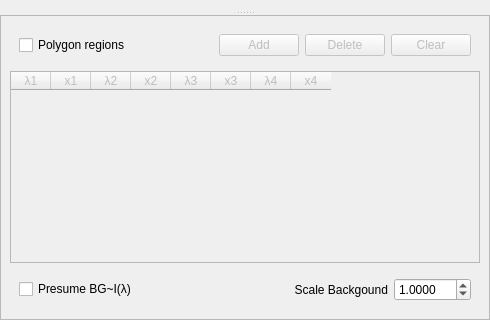
Qt form designer/background_dialog.ui (aglavic/quicknxs) before a commit; both pictures show x 0 to 490 and y 338 to 658 of the 490 by 658 pixel window.
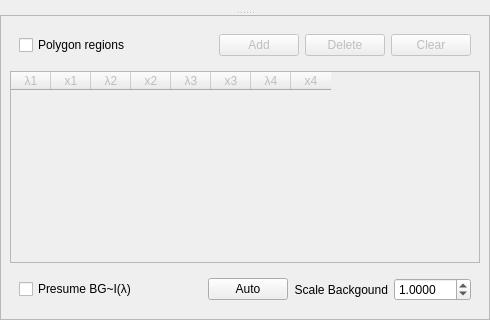
The same form after that commit. Custom widgets are drawn as their Qt base class.

Commit message: Fix error in x-position fitting if width/2 is larger then the peak position (large background detected as peak)

What changed in the file:
```diff
--- a/designer/background_dialog.ui
+++ b/designer/background_dialog.ui
@@ -206,8 +206,27 @@
               </property>
              </widget>
             </item>
+            <item>
+             <widget class="QPushButton" name="calcAutoBackground">
+              <property name="sizePolicy">
+               <sizepolicy hsizetype="Fixed" vsizetype="Fixed">
+                <horstretch>0</horstretch>
+                <verstretch>0</verstretch>
+               </sizepolicy>
+              </property>
+              <property name="text">
+               <string>Auto</string>
+              </property>
+             </widget>
+            </item>
             <item>
              <widget class="QLabel" name="label">
+              <property name="sizePolicy">
+               <sizepolicy hsizetype="Fixed" vsizetype="Preferred">
+                <horstretch>0</horstretch>
+                <verstretch>0</verstretch>
+               </sizepolicy>
+              </property>
               <property name="text">
                <string>Scale Backgound</string>
               </property>
```
Left out of the diff: 67 changed lines with no effect on the pictures. The commit also changes 5 other files.
